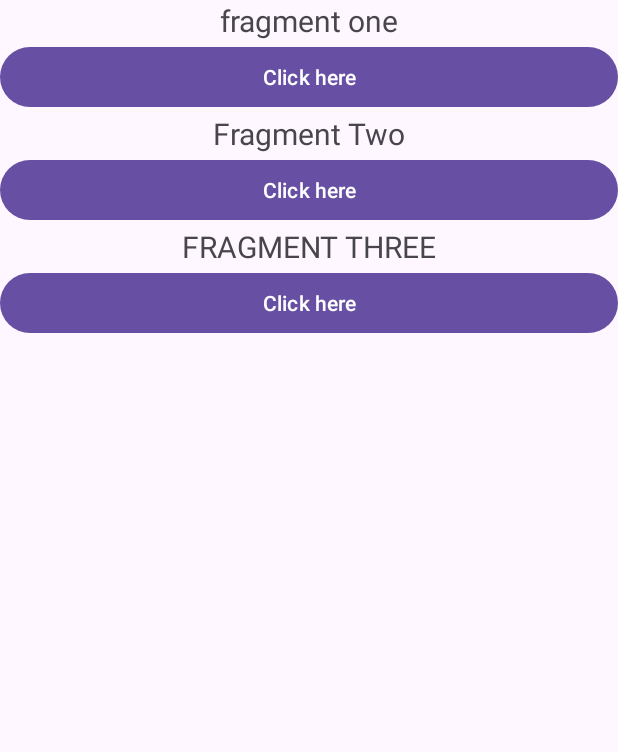
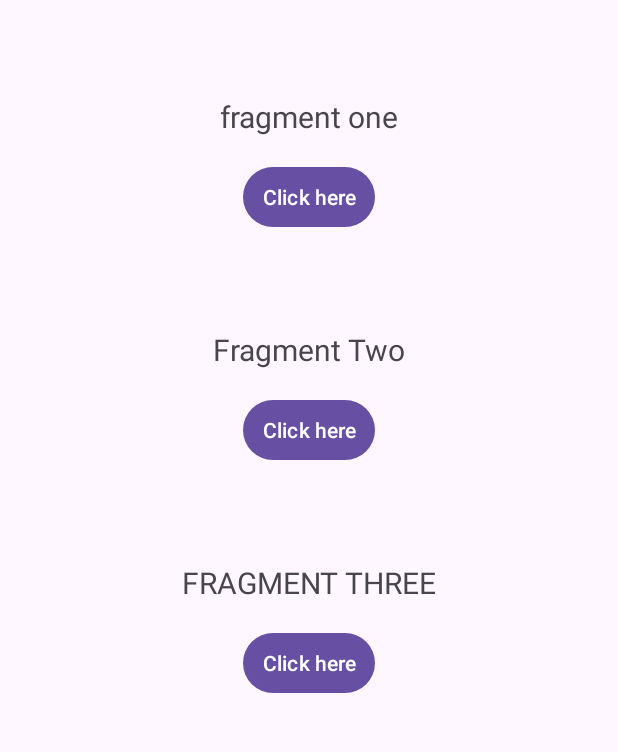
Before and after one commit to IPT-MEI-DAMA-2022-2023/Fragments, an Android app: the screen it shows after launch (MainActivity), on a phone screen of 412 x 824 dp, the part 109-861 px from its top. Run offline under Robolectric (Android 15) with nearby library versions, the phone set to English and light mode, and no system bars.

Commit message:
use of constraintLayout

```diff
--- a/app/src/main/res/layout/fragment_my.xml
+++ b/app/src/main/res/layout/fragment_my.xml
@@ -1,30 +1,36 @@
 <?xml version="1.0" encoding="utf-8"?>
-<LinearLayout
-    xmlns:android="http://schemas.android.com/apk/res/android"
+<androidx.constraintlayout.widget.ConstraintLayout xmlns:android="http://schemas.android.com/apk/res/android"
+    xmlns:app="http://schemas.android.com/apk/res-auto"
     xmlns:tools="http://schemas.android.com/tools"
     android:layout_width="match_parent"
     android:layout_height="wrap_content"
-    tools:context=".MyFragment"
-    android:orientation="vertical">
+    tools:context=".MyFragment">
 
     <!-- TODO: Update blank fragment layout -->
     <TextView
         android:id="@+id/textView"
         android:layout_width="match_parent"
         android:layout_height="wrap_content"
+        android:fontFamily="sans-serif"
         android:text=""
+        android:textAlignment="center"
         android:textSize="20sp"
-        android:fontFamily="sans-serif"
-        android:textAlignment="center"
-        />
+        app:layout_constraintBottom_toBottomOf="parent"
+        app:layout_constraintEnd_toEndOf="parent"
+        app:layout_constraintStart_toStartOf="parent"
+        app:layout_constraintTop_toTopOf="parent" />
 
     <Button
         android:id="@+id/button"
-        android:layout_width="match_parent"
+        android:layout_width="wrap_content"
         android:layout_height="wrap_content"
+        android:layout_marginTop="16dp"
+        android:padding="10dp"
         android:text="@string/button_label"
-        android:padding="10dp"
         android:textAlignment="center"
-        />
+        app:layout_constraintEnd_toEndOf="parent"
+        app:layout_constraintStart_toStartOf="parent"
+        app:layout_constraintTop_toBottomOf="@+id/textView" />
 
-</LinearLayout>
+
+</androidx.constraintlayout.widget.ConstraintLayout>
```
